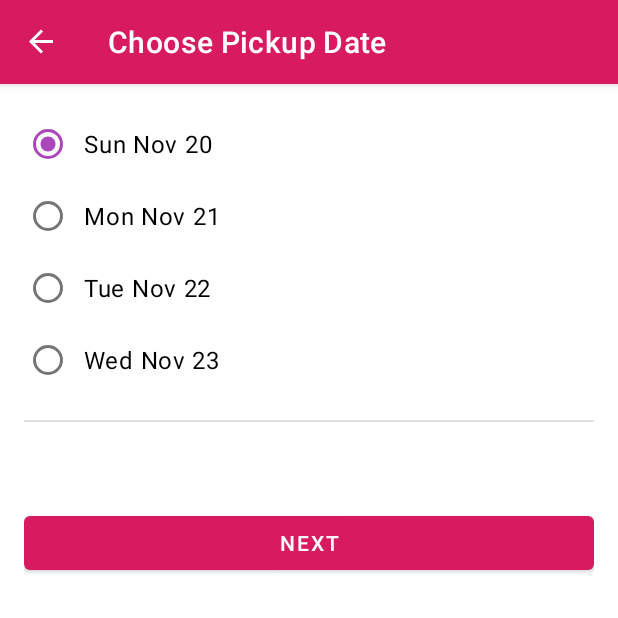
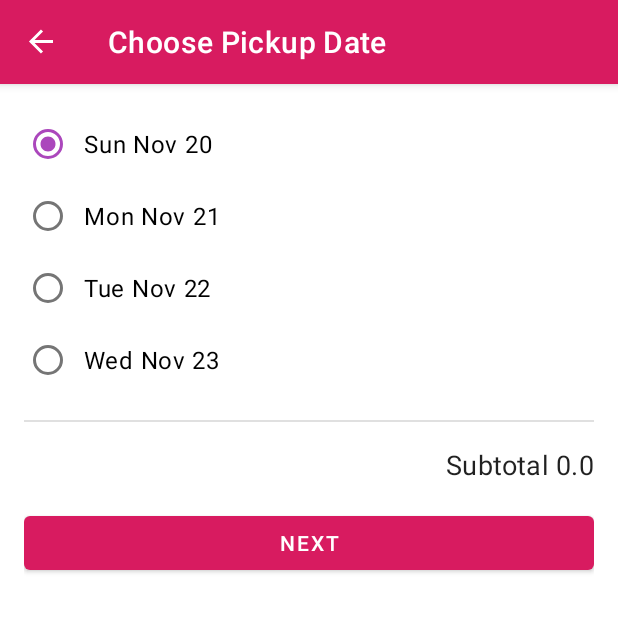
Before and after one commit to jdholwick/cupcake-app, an Android app: the PickupFragment screen opened through its navigation route, after a tap on an icon or button, on a phone screen of 412 x 824 dp, the top half of it. Run offline under Robolectric (Android 15) with nearby library versions, the phone set to English and light mode, and no system bars; our stand-ins replace data binding, navigation-ui.

Commit message:
Working on adding pricing.

```diff
--- a/app/src/main/java/com/example/cupcake/FlavorFragment.kt
+++ b/app/src/main/java/com/example/cupcake/FlavorFragment.kt
@@ -19,9 +19,9 @@ import android.os.Bundle
 import android.view.LayoutInflater
 import android.view.View
 import android.view.ViewGroup
-import androidx.navigation.fragment.findNavController
 import androidx.fragment.app.Fragment
 import androidx.fragment.app.activityViewModels
+import androidx.navigation.fragment.findNavController
 import com.example.cupcake.databinding.FragmentFlavorBinding
 import com.example.cupcake.model.OrderViewModel
 
--- a/app/src/main/java/com/example/cupcake/PickupFragment.kt
+++ b/app/src/main/java/com/example/cupcake/PickupFragment.kt
@@ -19,9 +19,9 @@ import android.os.Bundle
 import android.view.LayoutInflater
 import android.view.View
 import android.view.ViewGroup
-import androidx.navigation.fragment.findNavController
 import androidx.fragment.app.Fragment
 import androidx.fragment.app.activityViewModels
+import androidx.navigation.fragment.findNavController
 import com.example.cupcake.databinding.FragmentPickupBinding
 import com.example.cupcake.model.OrderViewModel
 
--- a/app/src/main/java/com/example/cupcake/StartFragment.kt
+++ b/app/src/main/java/com/example/cupcake/StartFragment.kt
@@ -19,9 +19,9 @@ import android.os.Bundle
 import android.view.LayoutInflater
 import android.view.View
 import android.view.ViewGroup
-import androidx.navigation.fragment.findNavController
 import androidx.fragment.app.Fragment
 import androidx.fragment.app.activityViewModels
+import androidx.navigation.fragment.findNavController
 import com.example.cupcake.databinding.FragmentStartBinding
 import com.example.cupcake.model.OrderViewModel
 
--- a/app/src/main/java/com/example/cupcake/model/OrderViewModel.kt
+++ b/app/src/main/java/com/example/cupcake/model/OrderViewModel.kt
@@ -3,12 +3,11 @@ package com.example.cupcake.model
 import androidx.lifecycle.LiveData
 import androidx.lifecycle.MutableLiveData
 import androidx.lifecycle.ViewModel
+import java.text.SimpleDateFormat
 import java.util.*
-import java.text.SimpleDateFormat
-import java.util.Locale
-import java.util.Calendar
 
 private const val PRICE_PER_CUPCAKE = 2.00
+private const val PRICE_FOR_SAME_DAY_PICKUP = 3.00
 
 class OrderViewModel : ViewModel() {
     private val _quantity = MutableLiveData<Int>(0)
@@ -36,6 +35,7 @@ class OrderViewModel : ViewModel() {
 
     fun setDate(pickupDate: String) {
         _date.value = pickupDate
+        updatePrice()
     }
 
     fun hasNoFlavorSet(): Boolean {
@@ -56,6 +56,11 @@ class OrderViewModel : ViewModel() {
     }
 
     private fun updatePrice() {
-        _price.value = (quantity.value ?: 0) * PRICE_PER_CUPCAKE
+        var calculatedPrice = (quantity.value ?: 0) * PRICE_PER_CUPCAKE
+        // If the user selected the first option (today) for pickup, add the surcharge
+        if (dateOptions[0] == _date.value) {
+            calculatedPrice += PRICE_FOR_SAME_DAY_PICKUP
+        }
+        _price.value = calculatedPrice
     }
 }
--- a/app/src/main/res/layout/activity_main.xml
+++ b/app/src/main/res/layout/activity_main.xml
@@ -1,5 +1,4 @@
-<?xml version="1.0" encoding="utf-8"?>
-<!--
+<?xml version="1.0" encoding="utf-8"?><!--
      Copyright (C) 2020 The Android Open Source Project
 
      Licensed under the Apache License, Version 2.0 (the "License");
@@ -15,8 +14,7 @@
      limitations under the License.
 -->
 <!-- Layout for the main activity -->
-<androidx.constraintlayout.widget.ConstraintLayout
-    xmlns:android="http://schemas.android.com/apk/res/android"
+<androidx.constraintlayout.widget.ConstraintLayout xmlns:android="http://schemas.android.com/apk/res/android"
     xmlns:app="http://schemas.android.com/apk/res-auto"
     xmlns:tools="http://schemas.android.com/tools"
     android:layout_width="match_parent"
--- a/app/src/main/res/layout/fragment_flavor.xml
+++ b/app/src/main/res/layout/fragment_flavor.xml
@@ -20,6 +20,7 @@
     tools:context=".FlavorFragment">
 
     <data>
+
         <variable
             name="viewModel"
             type="com.example.cupcake.model.OrderViewModel" />
@@ -96,7 +97,7 @@
                 android:layout_marginTop="@dimen/side_margin"
                 app:layout_constraintEnd_toEndOf="parent"
                 app:layout_constraintTop_toBottomOf="@id/divider"
-                tools:text="Subtotal $5.00" />
+                tools:text="@{@string/subtotal_price(viewModel.price)}" />
 
             <Button
                 android:id="@+id/next_button"
--- a/app/src/main/res/layout/fragment_pickup.xml
+++ b/app/src/main/res/layout/fragment_pickup.xml
@@ -20,6 +20,7 @@
     tools:context=".PickupFragment">
 
     <data>
+
         <variable
             name="viewModel"
             type="com.example.cupcake.model.OrderViewModel" />
@@ -43,12 +44,12 @@
                 app:layout_constraintTop_toTopOf="parent">
 
                 <RadioButton
+                    android:id="@+id/option0"
+                    android:layout_width="wrap_content"
+                    android:layout_height="wrap_content"
                     android:checked="@{viewModel.date.equals(viewModel.dateOptions[0])}"
                     android:onClick="@{() -> viewModel.setDate(viewModel.dateOptions[0])}"
-                    android:text="@{viewModel.dateOptions[0]}"
-                    android:id="@+id/option0"
-                    android:layout_width="wrap_content"
-                    android:layout_height="wrap_content" />
+                    android:text="@{viewModel.dateOptions[0]}" />
 
                 <RadioButton
                     android:id="@+id/option1"
@@ -92,9 +93,9 @@
                 android:layout_width="wrap_content"
                 android:layout_height="wrap_content"
                 android:layout_marginTop="@dimen/side_margin"
+                android:text="@{@string/subtotal_price(viewModel.price)}"
                 app:layout_constraintEnd_toEndOf="parent"
-                app:layout_constraintTop_toBottomOf="@id/divider"
-                tools:text="Subtotal $5.00" />
+                app:layout_constraintTop_toBottomOf="@id/divider" />
 
             <Button
                 android:id="@+id/next_button"
--- a/app/src/main/res/layout/fragment_start.xml
+++ b/app/src/main/res/layout/fragment_start.xml
@@ -1,5 +1,4 @@
-<?xml version="1.0" encoding="utf-8"?>
-<!--
+<?xml version="1.0" encoding="utf-8"?><!--
      Copyright (C) 2020 The Android Open Source Project
 
      Licensed under the Apache License, Version 2.0 (the "License");
--- a/app/src/main/res/layout/fragment_summary.xml
+++ b/app/src/main/res/layout/fragment_summary.xml
@@ -1,5 +1,4 @@
-<?xml version="1.0" encoding="utf-8"?>
-<!--
+<?xml version="1.0" encoding="utf-8"?><!--
      Copyright (C) 2020 The Android Open Source Project
 
      Licensed under the Apache License, Version 2.0 (the "License");
@@ -20,6 +19,7 @@
     tools:context=".SummaryFragment">
 
     <data>
+
         <variable
             name="viewModel"
             type="com.example.cupcake.model.OrderViewModel" />
@@ -121,7 +121,7 @@
                     android:layout_height="wrap_content"
                     android:layout_gravity="end"
                     android:layout_marginTop="@dimen/side_margin"
-                    tools:text="Total $5.00" />
+                    android:text="@{@string/subtotal_price(viewModel.price)}" />
 
             </LinearLayout>
 
```
